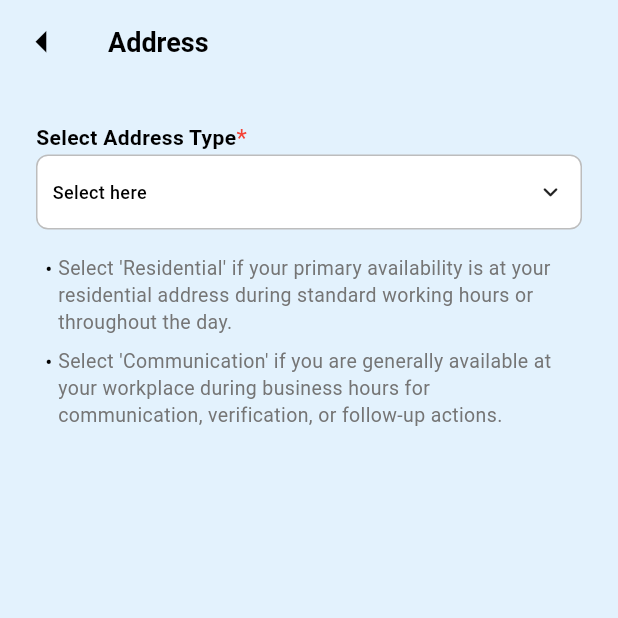
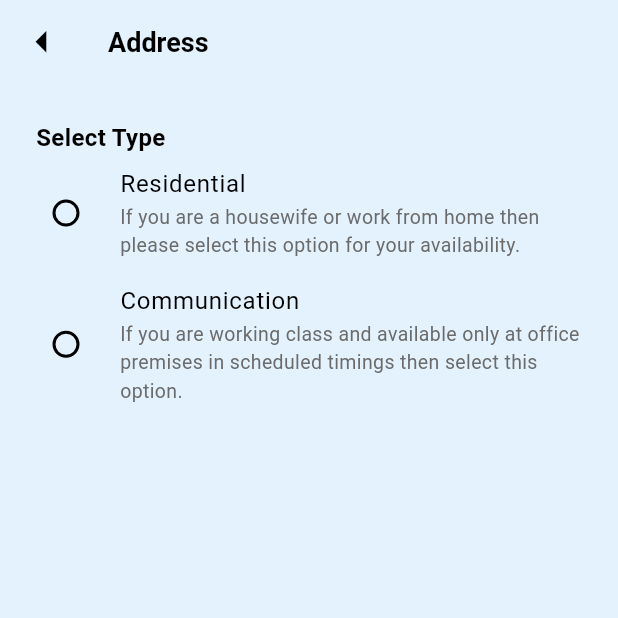
Before and after one commit to Shikhachaudhary58/fintrix, a Flutter app: the AddressScreen screen opened directly, on a phone screen of 412 x 824 dp, the top half of it. Run offline on Flutter 3.47's test engine with Material 3 defaults, Android fonts, the phone set to English and light mode, and no system bars; drawn by our look-alikes of animated_custom_dropdown; our stand-ins replace animated_splash_screen, audioplayers, dotted_border, file_picker, firebase_core, gap and 6 more; missing offline and left inert: dart:html, record; accounts and stored records are empty; Roboto replaces fonts that are missing (Gilroy).

Commit message:
new changes

```diff
--- a/lib/requirement.txt
+++ b/lib/requirement.txt
@@ -3,6 +3,6 @@ english and hindi opt language
 (slinding)do you have any query screen
 if u have query related ur card (debit card).
 pop up in customer address so that user. can know that userwhere he want to reolve their query. why we want their address --done
-thank you for your reso\ponse we willl work in query our team will be reslolev ur query (bank will contact you).
+thank you name for your reso\ponse we willl work in query our team will be reslolev ur query (bank will contact you).
 thank u for ur response hum chahte hai aapki query jldi reoslve ho humara bank aapko contact krega within 3 working days. we appreciate ur time address mention. time mention if user select time.if time is not mentioned by user then its show that
 please provide ur feedback after query details.
--- a/lib/screen/address_screen.dart
+++ b/lib/screen/address_screen.dart
@@ -52,113 +52,114 @@ class AddressScreen extends StatelessWidget {
                       child: Column(
                         crossAxisAlignment: CrossAxisAlignment.start,
                         children: [
-                          // if (controller.selectedType.isEmpty)
-                          //   const Text(
-                          //     'Select Address Type',
-                          //     style: TextStyle(
-                          //       fontSize: 16,
-                          //       fontWeight: FontWeight.w600,
-                          //     ),
-                          //   ),
-                          // Text(
-                          //   controller.selectedType.isEmpty
-                          //       ? 'Select Type'
-                          //       : 'Selected Type',
-                          //   style: const TextStyle(
+                          if (controller.selectedType.isEmpty)
+                            // const Text(
+                            //   'Select Address Type',
+                            //   style: TextStyle(
                             //     fontSize: 16,
                             //     fontWeight: FontWeight.w600,
                             //   ),
                             // ),
+                            Text(
+                              controller.selectedType.isEmpty
+                                  ? 'Select Type'
+                                  : 'Selected Type',
+                              style: const TextStyle(
+                                fontSize: 16,
+                                fontWeight: FontWeight.w600,
+                              ),
+                            ),
 
                           // const SizedBox(height: 10),
                           // const SizedBox(height: 10),
 
-                          /// Show options only when nothing is selected
-                          // if (controller.selectedType.isEmpty) ...[
-                          //   RadioListTile<String>(
-                          //     hoverColor: Colors.grey,
+                          // / Show options only when nothing is selected
+                          if (controller.selectedType.isEmpty) ...[
+                            RadioListTile<String>(
+                              hoverColor: Colors.grey,
 
-                          //     contentPadding: EdgeInsets.zero,
-                          //     value: "Residential",
-                          //     groupValue: controller.selectedType,
-                          //     onChanged: (value) {
-                          //       controller.updateType(value ?? '');
-                          //     },
-                          //     title: const Text("Residential"),
-                          //     subtitle: const Text(
-                          //       "If you are a housewife or work from home then please select this option for your availability.",
-                          //       style: TextStyle(
-                          //         fontSize: 13,
-                          //         color: Color.fromARGB(255, 107, 107, 107),
-                          //       ),
-                          //     ),
-                          //   ),
-
-                          //   RadioListTile<String>(
-                          //     hoverColor: Colors.grey,
-                          //     contentPadding: EdgeInsets.zero,
-                          //     value: "Communication",
-                          //     groupValue: controller.selectedType,
-                          //     onChanged: (value) {
-                          //       controller.updateType(value ?? '');
-                          //     },
-                          //     activeColor: Colors.blue,
-
-                          //     tileColor: WidgetStateColor.resolveWith((states) {
-                          //       if (states.contains(WidgetState.hovered)) {
-                          //         return Colors.grey.shade200;
-                          //       }
-                          //       return Colors.transparent;
-                          //     }),
-                          //     title: const Text("Communication"),
-                          //     subtitle: const Text(
-                          //       "If you are working class and available only at office premises in scheduled timings then select this option.",
-                          //       style: TextStyle(
-                          //         fontSize: 13,
-                          //         color: Color.fromARGB(255, 107, 107, 107),
-                          //       ),
-                          //     ),
-                          //   ),
-                          // ],
-                          CommonDropDownWithLabel(
-                            isRequired: true,
-                            items: const ["Residential", "Communication"],
-                            titleText: 'Select Address Type',
-                            labelText: controller.selectedType.isEmpty
-                                ? "Select here"
-                                : controller.selectedType,
+                              contentPadding: EdgeInsets.zero,
+                              value: "Residential",
+                              groupValue: controller.selectedType,
                               onChanged: (value) {
                                 controller.updateType(value ?? '');
                               },
-                            validator: (value) {
-                              if (value == null || value.isEmpty) {
-                                return 'required';
-                              }
-                              return null;
-                            },
+                              title: const Text("Residential"),
+                              subtitle: const Text(
+                                "If you are a housewife or work from home then please select this option for your availability.",
+                                style: TextStyle(
+                                  fontSize: 13,
+                                  color: Color.fromARGB(255, 107, 107, 107),
+                                ),
+                              ),
                             ),
 
-                          const SizedBox(height: 16),
+                            RadioListTile<String>(
+                              hoverColor: Colors.grey,
+                              contentPadding: EdgeInsets.zero,
+                              value: "Communication",
+                              groupValue: controller.selectedType,
+                              onChanged: (value) {
+                                controller.updateType(value ?? '');
+                              },
+                              activeColor: Colors.blue,
 
-                          /// ✅ SHOW ONLY WHEN EMPTY
-                          if (controller.selectedType.isEmpty)
-                            Padding(
-                              padding: const EdgeInsets.symmetric(
-                                horizontal: 6.0,
+                              tileColor: WidgetStateColor.resolveWith((states) {
+                                if (states.contains(WidgetState.hovered)) {
+                                  return Colors.grey.shade200;
+                                }
+                                return Colors.transparent;
+                              }),
+                              title: const Text("Communication"),
+                              subtitle: const Text(
+                                "If you are working class and available only at office premises in scheduled timings then select this option.",
+                                style: TextStyle(
+                                  fontSize: 13,
+                                  color: Color.fromARGB(255, 107, 107, 107),
                                 ),
-                              child: Column(
-                                crossAxisAlignment: CrossAxisAlignment.start,
-                                children: [
-                                  _bulletText(
-                                    "Select 'Residential' if your primary availability is at your residential address during standard working hours or throughout the day.",
                               ),
-                                  const SizedBox(height: 8),
-                                  _bulletText(
-                                    "Select 'Communication' if you are generally available at your workplace during business hours for communication, verification, or follow-up actions.",
                             ),
                           ],
-                              ),
-                            ),
+                          // CommonDropDownWithLabel(
+                          //   isRequired: true,
+                          //   items: const ["Residential", "Communication"],
+                          //   titleText: 'Select Address Type',
+                          //   labelText: controller.selectedType.isEmpty
+                          //       ? "Select here"
+                          //       : controller.selectedType,
+                          //   onChanged: (value) {
+                          //     controller.updateType(value ?? '');
+                          //   },
+                          //   validator: (value) {
+                          //     if (value == null || value.isEmpty) {
+                          //       return 'required';
+                          //     }
+                          //     return null;
+                          //   },
+                          // ),
+
+                          // const SizedBox(height: 16),
+
+                          // Show instructions only when nothing is selected residemce and communicationals
+                          // /// ✅ SHOW ONLY WHEN EMPTY
+                          // if (controller.selectedType.isEmpty)
+                          //   Padding(
+                          //     padding: const EdgeInsets.symmetric(
+                          //       horizontal: 6.0,
+                          //     ),
+                          //     child: Column(
+                          //       crossAxisAlignment: CrossAxisAlignment.start,
+                          //       children: [
+                          //         _bulletText(
+                          //           "Select 'Residential' if your primary availability is at your residential address during standard working hours or throughout the day.",
+                          //         ),
+                          //         const SizedBox(height: 8),
+                          //         _bulletText(
+                          //           "Select 'Communication' if you are generally available at your workplace during business hours for communication, verification, or follow-up actions.",
+                          //         ),
+                          //       ],
+                          //     ),
+                          //   ),
 
                           // if (controller.selectedType.isEmpty)
                           //   Padding(
@@ -191,22 +192,22 @@ class AddressScreen extends StatelessWidget {
                           // ],
 
                           /// After selection show only selected type
-                          // if (controller.selectedType.isNotEmpty) ...[
-                          //   CommonDropDownWithLabel(
-                          //     isRequired: true,
-                          //     items: const ["Residential", "Communication"],
-                          //     titleText: 'Selected Address Type',
-                          //     labelText: controller.selectedType,
-                          //     onChanged: (value) {
-                          //       controller.updateType(value ?? '');
-                          //     },
-                          //     validator: (value) {
-                          //       if (value!.isEmpty || value.trim().isEmpty) {
-                          //         return 'required';
-                          //       }
-                          //       return null;
-                          //     },
-                          //   ),
+                          if (controller.selectedType.isNotEmpty) ...[
+                            CommonDropDownWithLabel(
+                              isRequired: true,
+                              items: const ["Residential", "Communication"],
+                              titleText: 'Selected Address Type',
+                              labelText: controller.selectedType,
+                              onChanged: (value) {
+                                controller.updateType(value ?? '');
+                              },
+                              validator: (value) {
+                                if (value!.isEmpty || value.trim().isEmpty) {
+                                  return 'required';
+                                }
+                                return null;
+                              },
+                            ),
                             //   // if (controller.selectedType.isEmpty) ...[
                             //   //   _infoCard(
                             //   //     title: "Residential",
@@ -256,7 +257,7 @@ class AddressScreen extends StatelessWidget {
                             //   //     fontWeight: FontWeight.w500,
                             //   //   ),
                             //   // ),
-                          // ],
+                          ],
 
                           // CommonDropDownWithLabel(
                           //   isRequired: true,
--- a/lib/screen/home_screen.dart
+++ b/lib/screen/home_screen.dart
@@ -41,7 +41,7 @@ class _HomeScreenState extends State<HomeScreen> {
                 fit: BoxFit.contain,
               ),
             ),
-            Text("Hi $username"),
+            Text("Hi $username\n Do you have any query?"),
           ],
         ),
       ),
--- a/lib/screen/query_detail.dart
+++ b/lib/screen/query_detail.dart
@@ -182,6 +182,7 @@
 
 import 'dart:io';
 import 'package:fintrix/screen/first_screen.dart';
+import 'package:fintrix/screen/home_screen.dart';
 import 'package:flutter/foundation.dart';
 import 'package:fintrix/common/appbar.dart';
 import 'package:flutter/material.dart';
@@ -320,7 +321,7 @@ class _QueryDetailScreenState extends State<QueryDetailScreen> {
       appBar: appBarWidget(
         'Query Details',
         onBackTap: () {
-          Get.offAll(() => FirstScreen()); // 👈 go to start screen
+          Get.offAll(() => HomeScreen()); // 👈 go to start screen
         },
         //         onBackTap: () {
         //   Get.defaultDialog(
--- a/lib/screen/registration_screen.dart
+++ b/lib/screen/registration_screen.dart
@@ -20,6 +20,7 @@ class _RegisterScreenState extends State<RegisterScreen> {
   saveName() async {
     SharedPreferences prefs = await SharedPreferences.getInstance();
     await prefs.setString("username", nameController.text);
+    await prefs.setString('phone', numberController.text);
   }
 
   @override
```
Also changed, not shown: lib/screen/thank_you_screen.dart (+48 -15 lines). Lines whose indentation alone changed are shown as unchanged.
